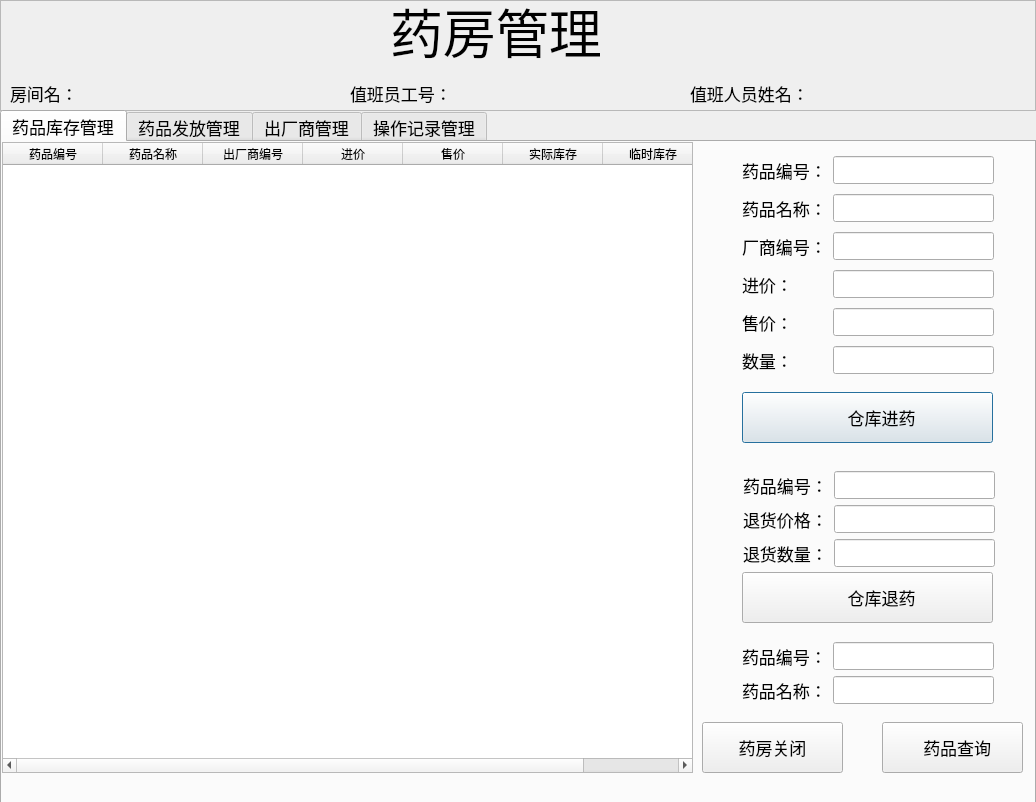
This is pharmacydialog.ui in zhbean/Hospital_MIS as Qt 5 draws it before an edit. The edited form follows.
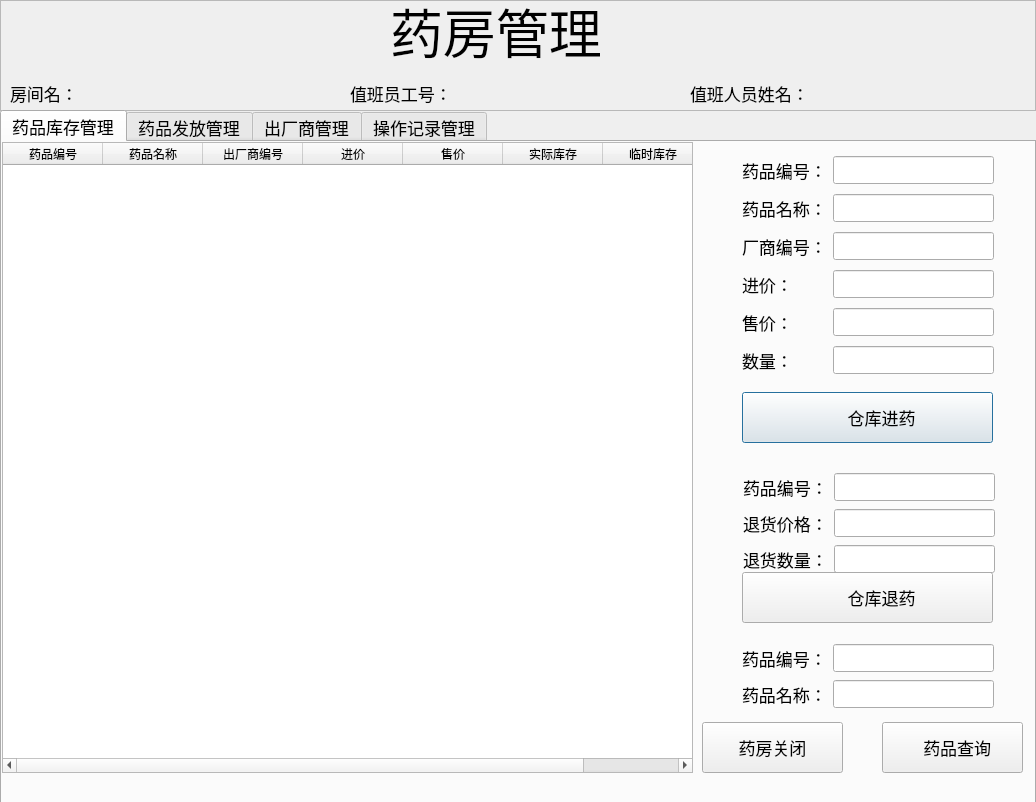
This is the edited form. The open tabs and pages were chosen to show the change. Icons and pictures are not drawn.

```diff
--- a/pharmacydialog.ui
+++ b/pharmacydialog.ui
@@ -385,7 +385,7 @@
        <x>740</x>
        <y>500</y>
        <width>252</width>
-       <height>64</height>
+       <height>70</height>
       </rect>
      </property>
      <layout class="QGridLayout" name="gridLayout_3">
@@ -417,7 +417,7 @@
        <x>741</x>
        <y>329</y>
        <width>252</width>
-       <height>98</height>
+       <height>107</height>
       </rect>
      </property>
      <layout class="QGridLayout" name="gridLayout">
```
Left out of the diff: 2 changed lines with no effect on the pictures.
